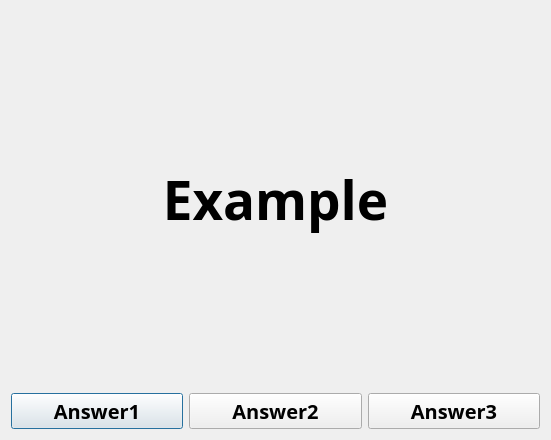
Qt form testform.ui (SVlad19/Vocabulary_Reminder) before a commit.
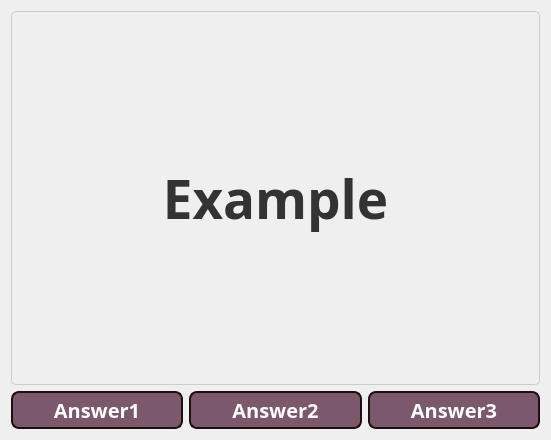
The same form after that commit.

What changed in the file:
```diff
--- a/testform.ui
+++ b/testform.ui
@@ -13,6 +13,13 @@
   <property name="windowTitle">
    <string>Dialog</string>
   </property>
+  <property name="styleSheet">
+   <string notr="true">QMainWindow {
+	background-color: #7B7C81;
+}
+
+</string>
+  </property>
   <layout class="QGridLayout" name="gridLayout">
    <item row="1" column="0">
     <widget class="QPushButton" name="btnAnswer1">
@@ -23,6 +30,18 @@
        <bold>true</bold>
       </font>
      </property>
+     <property name="styleSheet">
+      <string notr="true">QPushButton {
+   background-color: #7B586B; 
+   color: white; 
+   border: 2px solid #1D0F0F; 
+   border-radius: 8px; 
+   padding: 3; }
+
+QPushButton:pressed { 
+	background-color: #D4DBE2;
+ }</string>
+     </property>
      <property name="text">
       <string>Answer1</string>
      </property>
@@ -37,6 +56,18 @@
        <bold>true</bold>
       </font>
      </property>
+     <property name="styleSheet">
+      <string notr="true">QPushButton {
+   background-color: #7B586B; 
+   color: white; 
+   border: 2px solid #1D0F0F; 
+   border-radius: 8px; 
+   padding: 3; }
+
+QPushButton:pressed { 
+	background-color: #D4DBE2;
+ }</string>
+     </property>
      <property name="text">
       <string>Answer2</string>
      </property>
@@ -51,6 +82,18 @@
        <bold>true</bold>
       </font>
      </property>
+     <property name="styleSheet">
+      <string notr="true">QPushButton {
+   background-color: #7B586B; 
+   color: white; 
+   border: 2px solid #1D0F0F; 
+   border-radius: 8px; 
+   padding: 3; }
+
+QPushButton:pressed { 
+	background-color: #D4DBE2;
+ }</string>
+     </property>
      <property name="text">
       <string>Answer3</string>
      </property>
@@ -65,6 +108,15 @@
        <bold>true</bold>
       </font>
      </property>
+     <property name="styleSheet">
+      <string notr="true">QLabel {
+    color: #333333; /* Цвет текста */
+    border: 1px solid #CCCCCC; /* Граница */
+    border-radius: 5px; /* Скругление углов */
+    padding: 5px; /* Отступы вокруг текста */
+    text-align: center; /* Выравнивание текста по центру */
+}</string>
+     </property>
      <property name="text">
       <string>Example</string>
      </property>
```
